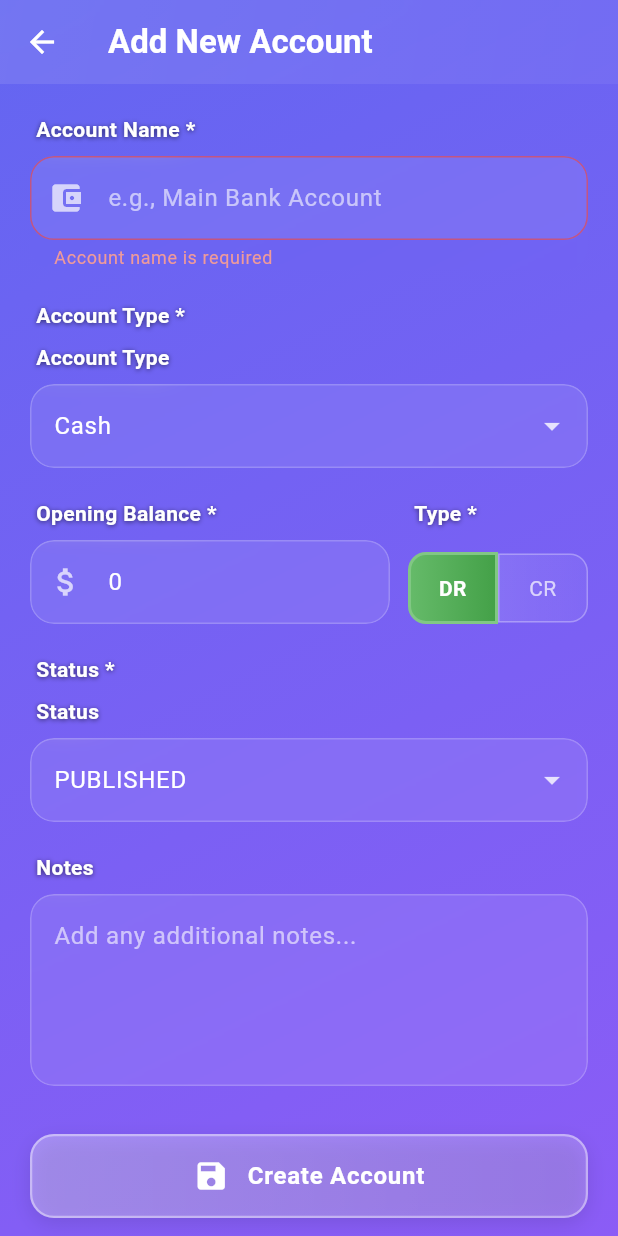
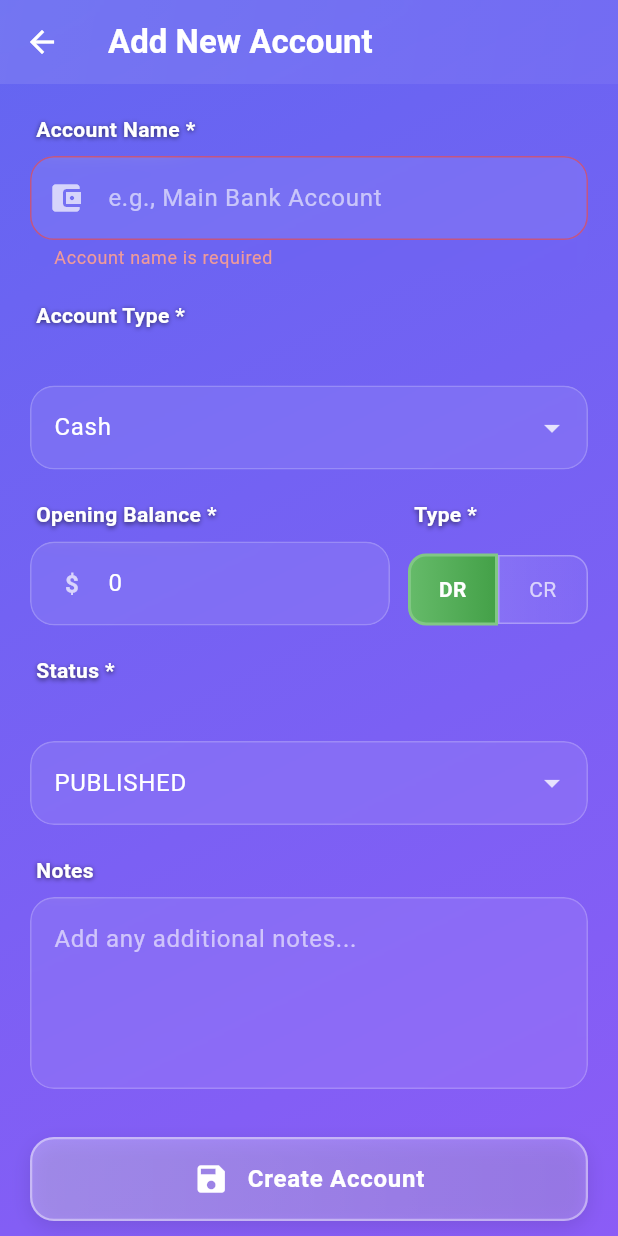
Before and after one commit to muzammalarifpk/shop-manager-flutter-ai, a Flutter app: the AddEditAccountScreen screen opened directly, after a tap on "Create Account", on a phone screen of 412 x 824 dp. Run offline on Flutter 3.47's test engine with Material 3 defaults, Android fonts, the phone set to English and light mode, and no system bars; our stand-ins replace cloud_firestore, drift, firebase_auth, firebase_core, image_cropper, image_picker and 1 more; accounts and stored records are empty; generated files the repository leaves out were written again.

Commit message:
fix: Remove duplicate labels and use user's currency symbol
- Remove duplicate 'Account Type', 'Balance Type', and 'Status' labels
- Use user's currency symbol from profile instead of hardcoded dollar sign
- Support multiple currencies (USD, EUR, GBP, INR, PKR, JPY, AED, SAR, etc.)
- Load currency on screen init
- Better UX with personalized currency display

```diff
--- a/flutter/lib/features/manage/add_edit_account_screen.dart
+++ b/flutter/lib/features/manage/add_edit_account_screen.dart
@@ -4,6 +4,8 @@ import '../../models/chart_of_account.dart';
 import '../../services/chart_of_account_service.dart';
 import '../../widgets/glassy_theme_widgets.dart';
 import '../../widgets/custom_notifications.dart';
+import '../auth/auth_service.dart';
+import '../../database/app_database.dart';
 
 class AddEditAccountScreen extends StatefulWidget {
   final ChartOfAccount? account;
@@ -17,6 +19,7 @@ class AddEditAccountScreen extends StatefulWidget {
 class _AddEditAccountScreenState extends State<AddEditAccountScreen> {
   final _formKey = GlobalKey<FormState>();
   final _accountService = ChartOfAccountService();
+  final _authService = AuthService();
 
   final _accountHeadController = TextEditingController();
   final _balanceController = TextEditingController();
@@ -26,6 +29,8 @@ class _AddEditAccountScreenState extends State<AddEditAccountScreen> {
   String _balanceType = 'Debit';
   String _status = 'published';
   bool _isSaving = false;
+  String _currencySymbol = '\$'; // Default
+  User? _currentUser;
 
   // Account types from PHP config
   final List<String> _accountTypes = [
@@ -45,10 +50,50 @@ class _AddEditAccountScreenState extends State<AddEditAccountScreen> {
   @override
   void initState() {
     super.initState();
+    _loadUserData();
     if (widget.account != null) {
       _loadAccountData();
     } else {
       _balanceController.text = '0';
+    }
+  }
+
+  Future<void> _loadUserData() async {
+    final user = await _authService.getCurrentUser();
+    if (user != null) {
+      setState(() {
+        _currentUser = user;
+        _currencySymbol = _getCurrencySymbol(user.currency ?? 'USD');
+      });
+    }
+  }
+
+  String _getCurrencySymbol(String currency) {
+    switch (currency.toUpperCase()) {
+      case 'USD':
+        return '\$';
+      case 'EUR':
+        return '€';
+      case 'GBP':
+        return '£';
+      case 'INR':
+        return '₹';
+      case 'PKR':
+        return 'Rs';
+      case 'JPY':
+        return '¥';
+      case 'CNY':
+        return '¥';
+      case 'AUD':
+        return 'A\$';
+      case 'CAD':
+        return 'C\$';
+      case 'AED':
+        return 'د.إ';
+      case 'SAR':
+        return 'ر.س';
+      default:
+        return currency;
     }
   }
 
@@ -218,7 +263,7 @@ class _AddEditAccountScreenState extends State<AddEditAccountScreen> {
                 if (!isEdit) ...[
                   GlassyTheme.fieldLabel('Account Type', required: true),
                   GlassyDropdownField<String>(
-                    label: 'Account Type',
+                    label: '',
                     selectedValue: _accountType,
                     items: _accountTypes
                         .map((type) => GlassyDropdownItem(
@@ -255,9 +300,19 @@ class _AddEditAccountScreenState extends State<AddEditAccountScreen> {
                                 ),
                                 decoration: GlassyTheme.glassyInputDecoration(
                                   hintText: '0.00',
-                                  prefixIcon: const Icon(
-                                    Icons.attach_money,
-                                    color: Colors.white70,
+                                  prefixIcon: Padding(
+                                    padding: const EdgeInsets.only(left: 16, right: 8),
+                                    child: Center(
+                                      widthFactor: 0.0,
+                                      child: Text(
+                                        _currencySymbol,
+                                        style: const TextStyle(
+                                          color: Colors.white70,
+                                          fontSize: 16,
+                                          fontWeight: FontWeight.w600,
+                                        ),
+                                      ),
+                                    ),
                                   ),
                                 ),
                                 validator: (value) {
@@ -396,7 +451,7 @@ class _AddEditAccountScreenState extends State<AddEditAccountScreen> {
                 // Status
                 GlassyTheme.fieldLabel('Status', required: true),
                 GlassyDropdownField<String>(
-                  label: 'Status',
+                  label: '',
                   selectedValue: _status,
                   items: _statusOptions
                       .map((status) => GlassyDropdownItem(
```
